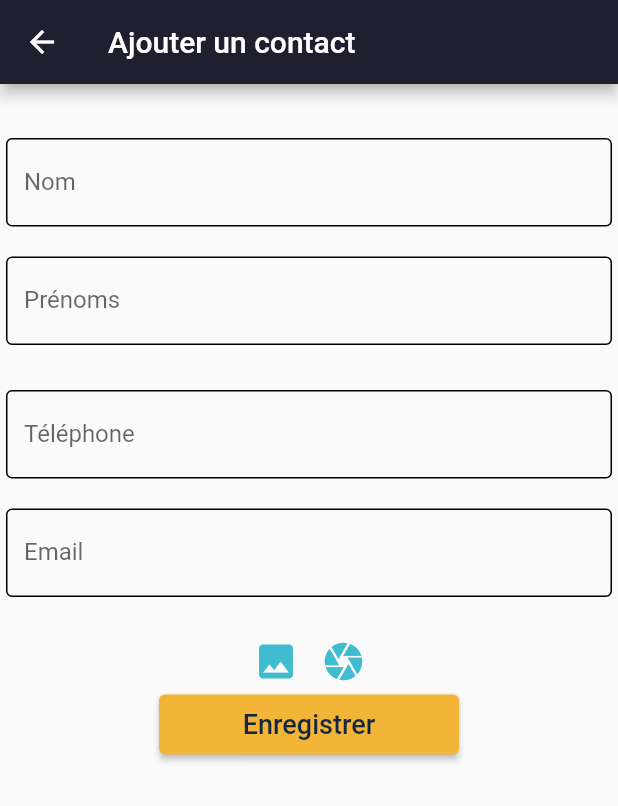
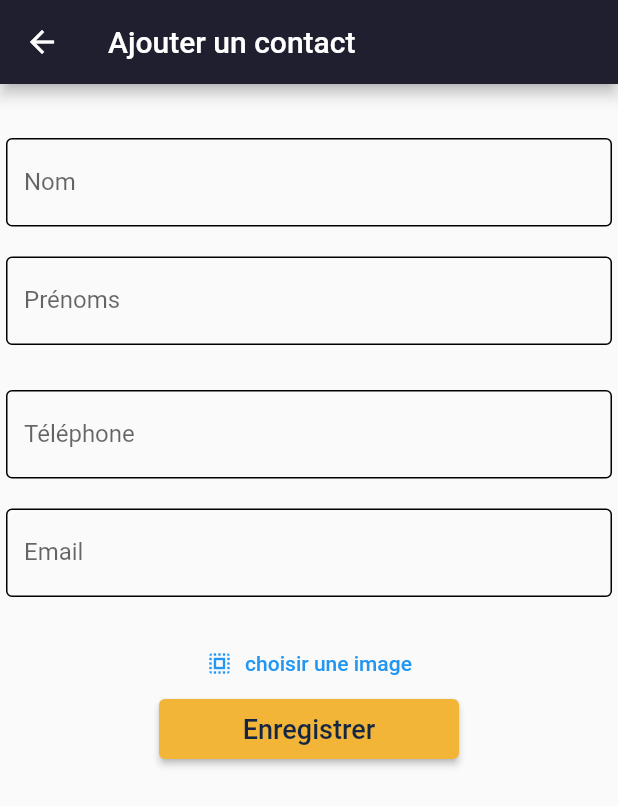
Before and after one commit to dabarayao/contactup, a Flutter app: the AddContact screen opened by its route, on a phone screen of 412 x 824 dp. Shown: the top 806 px of the screen. Run offline on Flutter 3.47's test engine with Material 2 defaults, Android fonts, the phone set to English and light mode, and no system bars; our stand-ins replace basic_utils, cached_network_image, image_picker; network calls fail.

Commit message:
modify contact finshed

```diff
--- a/contactUp Mobile/lib/add_contact.dart
+++ b/contactUp Mobile/lib/add_contact.dart
@@ -9,7 +9,9 @@ import 'package:cached_network_image/cached_network_image.dart';
 import 'package:http/http.dart' as http;
 
 String baseimage = ""; // image chosen converted in binary
-var uploadimage; // variable of the image chose in the gallery or camera
+var uploadimage;
+bool uploadCancelled = false;
+// variable of the image chose in the gallery or camera
 bool contactServer =
     false; // this variable check if the online server is reached
 
@@ -26,13 +28,6 @@ class AddContact extends StatefulWidget {
 
 // State of the main class for adding contact
 class _AddContactState extends State<AddContact> {
-  // Editin's variable to catch formfield's datas
-  TextEditingController lastNamesController = TextEditingController();
-  TextEditingController firstNamesController = TextEditingController();
-  TextEditingController phoneNumberTemplateController = TextEditingController();
-  TextEditingController emailAddressTemplateController =
-      TextEditingController();
-
   /* Future to create the contacts.
    The future takes all the datas in the form and send them to a server in order to be saved
 */
@@ -67,24 +62,62 @@ class _AddContactState extends State<AddContact> {
     Navigator.of(context).pushNamedAndRemoveUntil('/', (route) => false);
   }
 
+  /* Future to update the contact.
+   The future takes all the datas in the form and send them to a server in order to be modidiy the contact
+*/
+
+  Future<void> updateContact(
+      nom, prenoms, email, phone, upimage, id, context) async {
+    var postUri = Uri.parse(
+        "http://10.0.2.2:8000/contact/edit/$id"); // this variable catches the url of the server where the contact will be saved
+
+    http.MultipartRequest request = http.MultipartRequest("POST",
+        postUri); // this http mulipartrequest variable creates a post instance to the server
+
+    // the datas which will be sent to the server
+    request.fields["nom"] = nom;
+    request.fields["prenoms"] = prenoms;
+    request.fields["email"] = email;
+    request.fields["phone"] = phone;
+
+    if (upimage != null) {
+      List<int> imageBytes = await upimage.readAsBytes();
+      baseimage = base64Encode(imageBytes);
+
+      http.MultipartFile multipartFile =
+          await http.MultipartFile.fromPath('image', upimage!.path);
+      request.files.add(multipartFile);
+    }
+
+    // this http streamresponse variable make it possible to send all data to the server if everything is ok
+    // ignore: unused_local_variable
+    final http.StreamedResponse response = await request.send();
+
+    Navigator.of(context).pushNamedAndRemoveUntil('/', (route) => false);
+  }
+
   // Future to take an image from the gallery
-  Future<void> chooseImage() async {
+  Future<void> chooseImage(context) async {
     var choosedimage =
         await ImagePicker().pickImage(source: ImageSource.gallery);
     //set source: ImageSource.camera to get image from camera
     setState(() {
       uploadimage = choosedimage;
     });
+
+    Navigator.pop(context, 'OK');
   }
 
   // Future to create a capture an image with the camera
-  Future<void> captureImage() async {
+  Future<void> captureImage(context) async {
     var choosedimage =
         await ImagePicker().pickImage(source: ImageSource.camera);
     //set source: ImageSource.camera to get image from camera
     setState(() {
       uploadimage = choosedimage;
     });
+
+    Navigator.pop(context, 'OK');
   }
 
   final _formKey = GlobalKey<FormState>();
@@ -96,8 +129,44 @@ class _AddContactState extends State<AddContact> {
     setState(() {
       uploadimage = null;
       contactServer = false;
+      uploadCancelled = false;
       contactValid = AutovalidateMode.disabled;
     });
+  }
+
+  imageBrowse() {
+    showDialog<String>(
+      context: context,
+      builder: (BuildContext context) => AlertDialog(
+        title: const Text('Choisissez une image'),
+        content: Column(
+          children: [
+            TextButton.icon(
+              onPressed: () {
+                // Respond to button press
+                chooseImage(context);
+              },
+              icon: const Icon(Icons.image, size: 18),
+              label: const Text("Aller à gallery"),
+            ),
+            TextButton.icon(
+              onPressed: () {
+                // Respond to button press
+                captureImage(context);
+              },
+              icon: const Icon(Icons.camera_enhance, size: 18),
+              label: const Text("Prendre une photo"),
+            )
+          ],
+        ),
+        actions: <Widget>[
+          TextButton(
+            onPressed: () => Navigator.pop(context, 'OK'),
+            child: const Text('OK'),
+          ),
+        ],
+      ),
+    );
   }
 
   @override
@@ -105,7 +174,24 @@ class _AddContactState extends State<AddContact> {
     var routesArg = ModalRoute.of(context)!.settings.arguments
         as Map?; // variable to catch the route's arguments
 
-    if (routesArg != null) {
+    // Editin's variable to catch formfield's datas
+    TextEditingController lastNamesController = routesArg == null
+        ? TextEditingController()
+        : TextEditingController(text: routesArg['nom']);
+    TextEditingController firstNamesController = routesArg == null
+        ? TextEditingController()
+        : TextEditingController(text: routesArg['prenoms']);
+
+    TextEditingController phoneNumberTemplateController = routesArg == null
+        ? TextEditingController()
+        : TextEditingController(text: routesArg['phone']);
+    TextEditingController emailAddressTemplateController = routesArg == null
+        ? TextEditingController()
+        : TextEditingController(text: routesArg['email']);
+
+    if (routesArg != null &&
+        uploadimage.runtimeType != XFile &&
+        uploadCancelled != true) {
       uploadimage = routesArg["photo"];
     }
 
@@ -133,28 +219,49 @@ class _AddContactState extends State<AddContact> {
             children: <Widget>[
               Padding(
                   padding: const EdgeInsets.all(10.0),
-                  child: (uploadimage != null
-                      ? SizedBox(
+                  child: uploadimage != null
+                      ? Column(
+                          children: [
+                            SizedBox(
                                 height: 120,
-                          child: uploadimage is String
-                              ? CachedNetworkImage(
+                                child: uploadimage is XFile
+                                    ? Image.file(
+                                        File(uploadimage!.path),
+                                      )
+                                    : CachedNetworkImage(
                                         imageUrl: uploadimage,
                                         placeholder: (context, url) =>
-                                      CircularProgressIndicator(),
-                                  errorWidget: (context, url, error) => Icon(
-                                      Icons.person,
-                                      size: 120,
-                                      color: Colors.grey),
+                                            const CircularProgressIndicator(),
+                                        errorWidget: (context, url, error) =>
+                                            const Icon(Icons.person,
+                                                size: 120, color: Colors.grey),
+                                      ) //load image from file
+                                ),
+                            Row(
+                              mainAxisAlignment: MainAxisAlignment.center,
+                              children: [
+                                IconButton(
+                                    onPressed: () {
+                                      imageBrowse();
+                                    },
+                                    icon: const Icon(Icons.camera_enhance,
+                                        color: Color(0XFF40BCD0))),
+                                IconButton(
+                                    onPressed: () {
+                                      setState(() {
+                                        uploadCancelled = true;
+                                        uploadimage = null;
+                                      });
+                                    },
+                                    icon: const Icon(Icons.delete,
+                                        color: Color(0xFFff474c)))
+                              ],
                             )
-                              : Image.file(
-                                  File(uploadimage!.path),
-                                ) //load image from file
+                          ],
                         )
-                      : const Text(""))),
+                      : const Text("")),
               TextFormField(
-                controller: routesArg == null
-                    ? lastNamesController
-                    : TextEditingController(text: routesArg['nom']),
+                controller: lastNamesController,
                 maxLines: 1, // want getLastNames() here but can't
                 decoration: const InputDecoration(
                   labelText: 'Nom',
@@ -181,9 +288,7 @@ class _AddContactState extends State<AddContact> {
                 height: 20,
               ),
               TextFormField(
-                controller: routesArg == null
-                    ? firstNamesController
-                    : TextEditingController(text: routesArg['prenoms']),
+                controller: firstNamesController,
                 decoration: const InputDecoration(
                   labelText: 'Prénoms',
                   focusedBorder: OutlineInputBorder(
@@ -209,9 +314,7 @@ class _AddContactState extends State<AddContact> {
                 height: 30,
               ),
               TextFormField(
-                controller: routesArg == null
-                    ? phoneNumberTemplateController
-                    : TextEditingController(text: routesArg['phone']),
+                controller: phoneNumberTemplateController,
                 decoration: const InputDecoration(
                   labelText: 'Téléphone',
                   focusedBorder: OutlineInputBorder(
@@ -237,9 +340,7 @@ class _AddContactState extends State<AddContact> {
                 height: 20,
               ),
               TextFormField(
-                controller: routesArg == null
-                    ? emailAddressTemplateController
-                    : TextEditingController(text: routesArg['email']),
+                controller: emailAddressTemplateController,
                 decoration: const InputDecoration(
                   labelText: 'Email',
                   focusedBorder: OutlineInputBorder(
@@ -264,52 +365,16 @@ class _AddContactState extends State<AddContact> {
                 width: 10,
                 height: 20,
               ),
-              Row(
-                crossAxisAlignment: CrossAxisAlignment.center,
-                mainAxisAlignment: MainAxisAlignment.center,
-                children: [
-                  SizedBox(
-                    width: 45,
-                    height: 45,
-                    child: Align(
-                      // ignore: sort_child_properties_last
-                      child: IconButton(
-                        icon: const Icon(
-                          Icons.photo,
-                          color: Color(0XFF40BCD0),
-                          size: 30,
-                        ),
-                        color: Colors.black,
+              uploadimage == null
+                  ? TextButton.icon(
                       onPressed: () {
-                          // Respond to icon toggle
-                          chooseImage();
+                        // Respond to button press
+                        imageBrowse();
                       },
-                      ),
-                      alignment: Alignment.center,
-                    ),
-                  ),
-                  SizedBox(
-                    width: 45,
-                    height: 45,
-                    child: Align(
-                      // ignore: sort_child_properties_last
-                      child: IconButton(
-                        icon: const Icon(
-                          Icons.camera,
-                          color: Color(0XFF40BCD0),
-                          size: 30,
-                        ),
-                        color: Colors.black,
-                        onPressed: () {
-                          // Respond to icon toggle
-                          captureImage();
-                        },
-                      ),
-                      alignment: Alignment.center,
-                    ),
+                      icon: const Icon(Icons.select_all, size: 18),
+                      label: const Text("choisir une image"),
                     )
-                ],
-              ),
+                  : Text(""),
               SizedBox(
                 width: 200,
                 height: 40,
@@ -346,6 +411,7 @@ class _AddContactState extends State<AddContact> {
                           throw ("big error 404"); // Request Timeout response status code
                         },
                       ).whenComplete(() {
+                        if (routesArg == null) {
                           createContact(
                               lastNamesController.text,
                               firstNamesController.text,
@@ -353,6 +419,27 @@ class _AddContactState extends State<AddContact> {
                               phoneNumberTemplateController.text,
                               uploadimage,
                               context);
+                        } else {
+                          if (uploadimage is String) {
+                            updateContact(
+                                lastNamesController.text,
+                                firstNamesController.text,
+                                emailAddressTemplateController.text,
+                                phoneNumberTemplateController.text,
+                                null,
+                                routesArg["id"],
+                                context);
+                          } else {
+                            updateContact(
+                                lastNamesController.text,
+                                firstNamesController.text,
+                                emailAddressTemplateController.text,
+                                phoneNumberTemplateController.text,
+                                uploadimage,
+                                routesArg["id"],
+                                context);
+                          }
+                        }
                       });
                     }
                   },
```
Also changed, not shown: 4 other files. Lines whose indentation alone changed are shown as unchanged.
